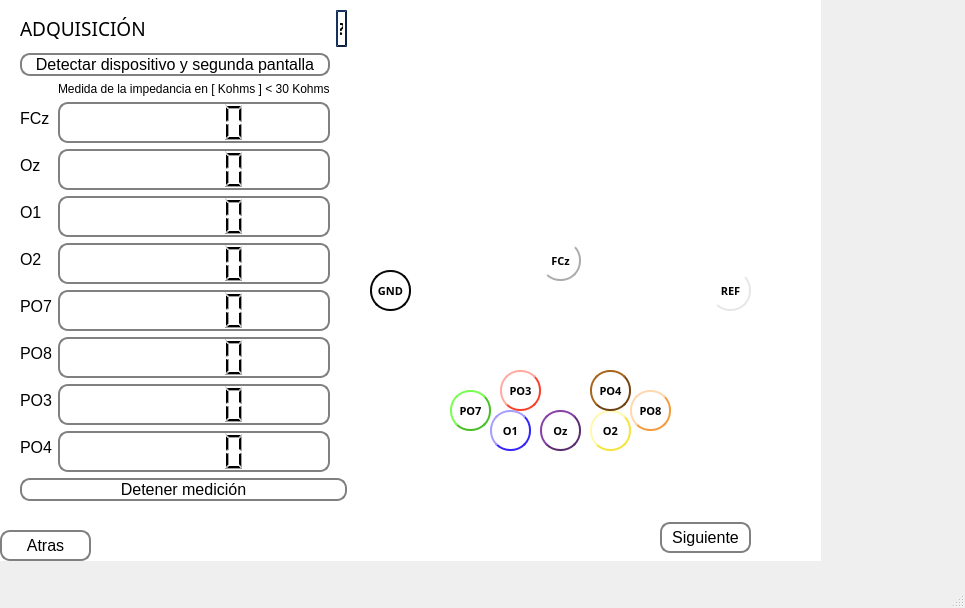
Old version of the form interface/ViAT/Adquisicion.ui in the repository vhenaoi/OpenBCI_acquisition_python_ViAT.
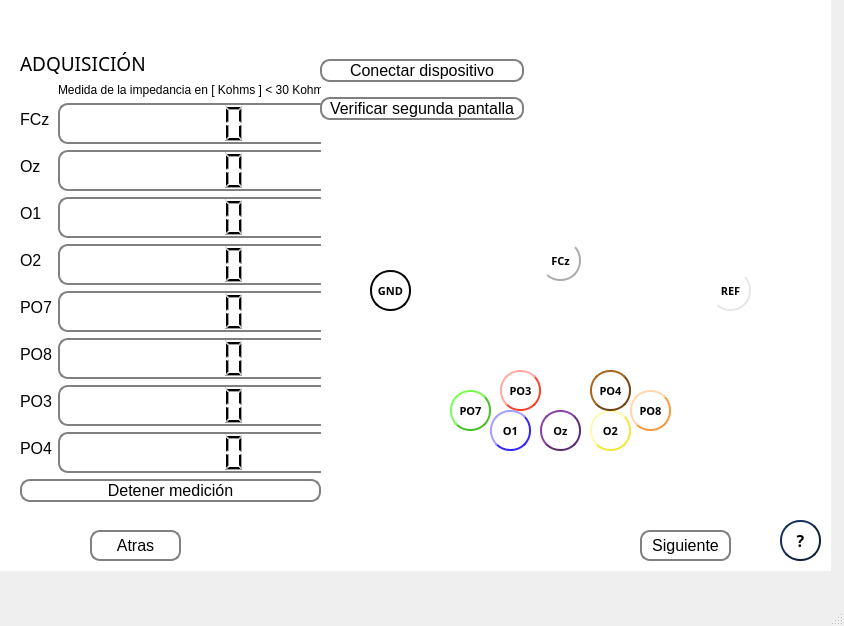
New version of the form.

```diff
--- a/interface/ViAT/Adquisicion.ui
+++ b/interface/ViAT/Adquisicion.ui
@@ -6,8 +6,8 @@
    <rect>
     <x>0</x>
     <y>0</y>
-    <width>965</width>
-    <height>608</height>
+    <width>844</width>
+    <height>626</height>
    </rect>
   </property>
   <property name="windowTitle">
@@ -19,8 +19,8 @@
      <rect>
       <x>0</x>
       <y>0</y>
-      <width>821</width>
-      <height>561</height>
+      <width>831</width>
+      <height>571</height>
      </rect>
     </property>
     <property name="palette">
@@ -141,7 +141,7 @@
      <widget class="QPushButton" name="back">
       <property name="geometry">
        <rect>
-        <x>0</x>
+        <x>90</x>
         <y>530</y>
         <width>91</width>
         <height>31</height>
@@ -185,8 +185,8 @@
      <widget class="QPushButton" name="next">
       <property name="geometry">
        <rect>
-        <x>660</x>
-        <y>522</y>
+        <x>640</x>
+        <y>530</y>
         <width>91</width>
         <height>31</height>
        </rect>
@@ -746,9 +746,9 @@
       <property name="geometry">
        <rect>
         <x>20</x>
-        <y>10</y>
-        <width>327</width>
-        <height>497</height>
+        <y>50</y>
+        <width>301</width>
+        <height>471</height>
        </rect>
       </property>
       <layout class="QFormLayout" name="formLayout_2">
@@ -775,54 +775,6 @@
        </item>
        <item row="2" column="0">
         <layout class="QVBoxLayout" name="verticalLayout">
-         <item>
-          <widget class="QPushButton" name="detectDevice">
-           <property name="font">
-            <font>
-             <pointsize>12</pointsize>
-             <stylestrategy>PreferAntialias</stylestrategy>
-            </font>
-           </property>
-           <property name="mouseTracking">
-            <bool>false</bool>
-           </property>
-           <property name="tabletTracking">
-            <bool>false</bool>
-           </property>
-           <property name="acceptDrops">
-            <bool>false</bool>
-           </property>
-           <property name="styleSheet">
-            <string notr="true">QPushButton {
-    border: 2px solid gray;
-    border-radius: 10px;
-    padding: 0 8px;
-    background: rgb(255, 255, 255);
-    selection-background-color: darkgray;
-    }
-
-QPushButton:hover {
-    border: 2px solid gray;
-    border-radius: 10px;
-    padding: 0 8px;
-    background: rgb(222, 222, 222);
-    selection-background-color: darkgray;
-    }
-
-QPushButton:pressed {
-    border: 2px solid gray;
-    border-radius: 10px;
-    padding: 0 8px;
-    background:rgb(176, 176, 176);
-    selection-background-color: darkgray;
-    }
-</string>
-           </property>
-           <property name="text">
-            <string>Detectar dispositivo y segunda pantalla</string>
-           </property>
-          </widget>
-         </item>
          <item>
           <layout class="QFormLayout" name="formLayout">
            <item row="1" column="0">
@@ -1076,52 +1028,6 @@
          </item>
         </layout>
        </item>
-       <item row="1" column="1">
-        <widget class="QPushButton" name="infoAdquisition">
-         <property name="font">
-          <font>
-           <family>Footlight MT Light</family>
-           <pointsize>12</pointsize>
-           <weight>75</weight>
-           <bold>true</bold>
-          </font>
-         </property>
-         <property name="toolTip">
-          <string>&lt;html&gt;&lt;head/&gt;&lt;body&gt;&lt;p&gt;Las impedancias deben permanecer por debajo de 30 Kohm&lt;/p&gt;&lt;/body&gt;&lt;/html&gt;</string>
-         </property>
-         <property name="styleSheet">
-          <string notr="true">QPushButton {
-    color: rgb(0, 0, 0);
-    border: 2px solid #0e213e;
-    border-radius: 20px;
-    border-style: outset;
-    background: qradialgradient(
-        cx: 0.3, cy: -0.4, fx: 0.3, fy: -0.4,
-        radius: 1.35, stop: 0 #fff, stop: 1 #1c437d
-        );
-    padding: 5px;
-    }
-
-QPushButton:hover {
-    background: qradialgradient(
-        cx: 0.3, cy: -0.4, fx: 0.3, fy: -0.4,
-        radius: 1.35, stop: 0 #fff, stop: 1 #6587ba
-        );
-    }
-
-QPushButton:pressed {
-    border-style: inset;
-    background: qradialgradient(
-        cx: 0.4, cy: -0.1, fx: 0.4, fy: -0.1,
-        radius: 1.35, stop: 0 #fff, stop: 1 #15325e
-        );
-    }</string>
-         </property>
-         <property name="text">
-          <string>?</string>
-         </property>
-        </widget>
-       </item>
        <item row="3" column="0" colspan="2">
         <widget class="QPushButton" name="StopZ">
          <property name="font">
@@ -1162,6 +1068,166 @@
        </item>
       </layout>
      </widget>
+     <widget class="QWidget" name="verticalLayoutWidget">
+      <property name="geometry">
+       <rect>
+        <x>320</x>
+        <y>50</y>
+        <width>204</width>
+        <height>80</height>
+       </rect>
+      </property>
+      <layout class="QVBoxLayout" name="verticalLayout_2">
+       <item>
+        <widget class="QPushButton" name="startDevice">
+         <property name="font">
+          <font>
+           <pointsize>12</pointsize>
+           <stylestrategy>PreferAntialias</stylestrategy>
+          </font>
+         </property>
+         <property name="mouseTracking">
+          <bool>false</bool>
+         </property>
+         <property name="tabletTracking">
+          <bool>false</bool>
+         </property>
+         <property name="acceptDrops">
+          <bool>false</bool>
+         </property>
+         <property name="styleSheet">
+          <string notr="true">QPushButton {
+    border: 2px solid gray;
+    border-radius: 10px;
+    padding: 0 8px;
+    background: rgb(255, 255, 255);
+    selection-background-color: darkgray;
+    }
+
+QPushButton:hover {
+    border: 2px solid gray;
+    border-radius: 10px;
+    padding: 0 8px;
+    background: rgb(222, 222, 222);
+    selection-background-color: darkgray;
+    }
+
+QPushButton:pressed {
+    border: 2px solid gray;
+    border-radius: 10px;
+    padding: 0 8px;
+    background:rgb(176, 176, 176);
+    selection-background-color: darkgray;
+    }
+</string>
+         </property>
+         <property name="text">
+          <string>Conectar dispositivo</string>
+         </property>
+        </widget>
+       </item>
+       <item>
+        <widget class="QPushButton" name="detectDevice">
+         <property name="font">
+          <font>
+           <pointsize>12</pointsize>
+           <stylestrategy>PreferAntialias</stylestrategy>
+          </font>
+         </property>
+         <property name="mouseTracking">
+          <bool>false</bool>
+         </property>
+         <property name="tabletTracking">
+          <bool>false</bool>
+         </property>
+         <property name="acceptDrops">
+          <bool>false</bool>
+         </property>
+         <property name="styleSheet">
+          <string notr="true">QPushButton {
+    border: 2px solid gray;
+    border-radius: 10px;
+    padding: 0 8px;
+    background: rgb(255, 255, 255);
+    selection-background-color: darkgray;
+    }
+
+QPushButton:hover {
+    border: 2px solid gray;
+    border-radius: 10px;
+    padding: 0 8px;
+    background: rgb(222, 222, 222);
+    selection-background-color: darkgray;
+    }
+
+QPushButton:pressed {
+    border: 2px solid gray;
+    border-radius: 10px;
+    padding: 0 8px;
+    background:rgb(176, 176, 176);
+    selection-background-color: darkgray;
+    }
+</string>
+         </property>
+         <property name="text">
+          <string>Verificar segunda pantalla</string>
+         </property>
+        </widget>
+       </item>
+      </layout>
+     </widget>
+     <widget class="QPushButton" name="infoAdquisition">
+      <property name="geometry">
+       <rect>
+        <x>780</x>
+        <y>520</y>
+        <width>41</width>
+        <height>41</height>
+       </rect>
+      </property>
+      <property name="font">
+       <font>
+        <family>Footlight MT Light</family>
+        <pointsize>12</pointsize>
+        <weight>75</weight>
+        <bold>true</bold>
+       </font>
+      </property>
+      <property name="toolTip">
+       <string>&lt;html&gt;&lt;head/&gt;&lt;body&gt;&lt;p&gt;Las impedancias deben permanecer por debajo de 30 Kohm&lt;/p&gt;&lt;/body&gt;&lt;/html&gt;</string>
+      </property>
+      <property name="styleSheet">
+       <string notr="true">QPushButton {
+    color: rgb(0, 0, 0);
+    border: 2px solid #0e213e;
+    border-radius: 20px;
+    border-style: outset;
+    background: qradialgradient(
+        cx: 0.3, cy: -0.4, fx: 0.3, fy: -0.4,
+        radius: 1.35, stop: 0 #fff, stop: 1 #1c437d
+        );
+    padding: 5px;
+    }
+
+QPushButton:hover {
+    background: qradialgradient(
+        cx: 0.3, cy: -0.4, fx: 0.3, fy: -0.4,
+        radius: 1.35, stop: 0 #fff, stop: 1 #6587ba
+        );
+    }
+
+QPushButton:pressed {
+    border-style: inset;
+    background: qradialgradient(
+        cx: 0.4, cy: -0.1, fx: 0.4, fy: -0.1,
+        radius: 1.35, stop: 0 #fff, stop: 1 #15325e
+        );
+    }</string>
+      </property>
+      <property name="text">
+       <string>?</string>
+      </property>
+     </widget>
      <zorder>mounting</zorder>
      <zorder>back</zorder>
      <zorder>next</zorder>
```
Left out of the diff: 4 changed lines with no effect on the pictures.
